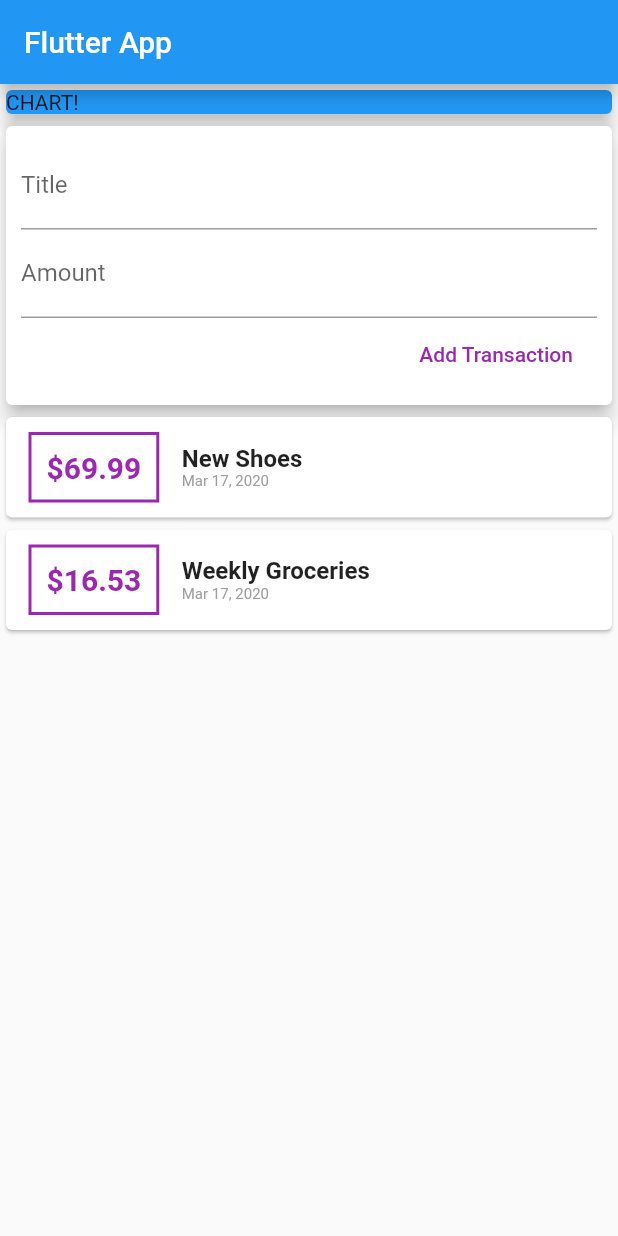
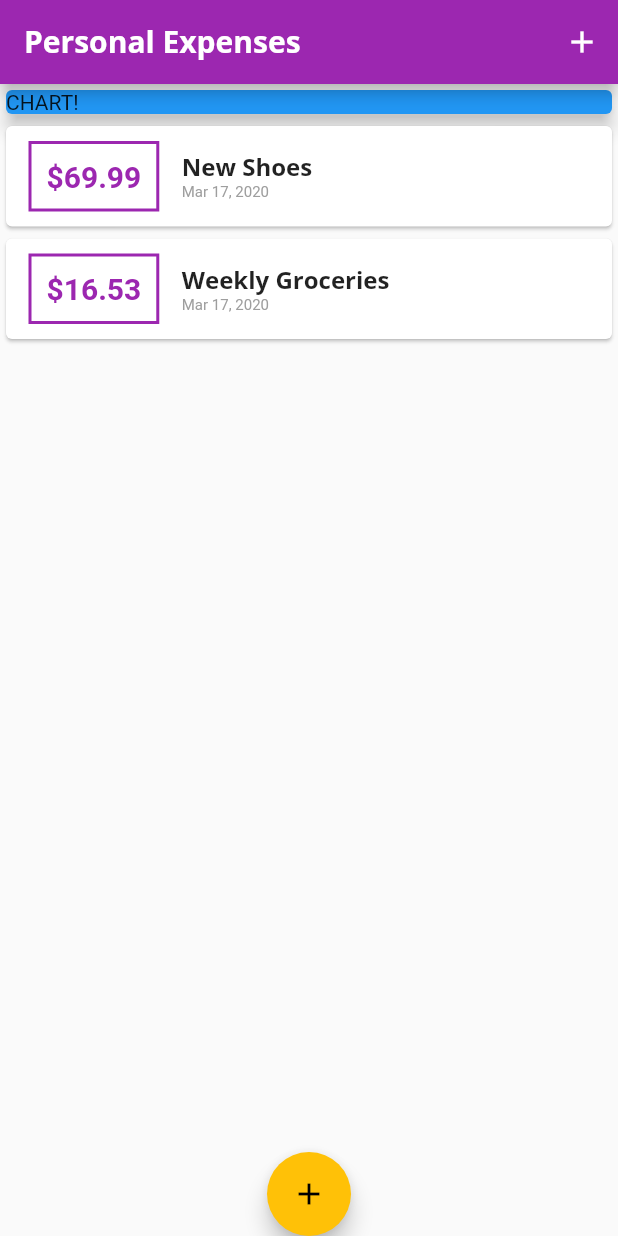
Before and after one commit to cepp/flutter_expenses, a Flutter app: the screen it shows after launch, on a phone screen of 412 x 824 dp. Run offline on Flutter 3.47's test engine with Material 2 defaults, Android fonts, the phone set to English and light mode, and no system bars.

Commit message:
adding styling and fonts to widgets

```diff
--- a/lib/main.dart
+++ b/lib/main.dart
@@ -1,6 +1,8 @@
 import 'package:flutter/material.dart';
 
-import './widgets/user_transaction.dart';
+import './widgets/new_transaction.dart';
+import './widgets/transaction_list.dart';
+import './models/transaction.dart';
 
 void main() => runApp(MyApp());
 
@@ -8,18 +10,92 @@ class MyApp extends StatelessWidget {
   @override
   Widget build(BuildContext context) {
     return MaterialApp(
-      title: 'Flutter Demo',
+      title: 'Personal Expenses',
       home: MyHomePage(),
+      theme: ThemeData(
+          primarySwatch: Colors.purple,
+          accentColor: Colors.amber,
+          fontFamily: 'Quicksand',
+          textTheme: ThemeData.light().textTheme.copyWith(
+            title: TextStyle(
+                fontFamily: 'OpenSans',
+                fontSize: 16,
+                fontWeight: FontWeight.bold
+            ),
+          ),
+          appBarTheme: AppBarTheme(
+            textTheme: ThemeData.light().textTheme.copyWith(
+                  title: TextStyle(
+                    fontFamily: 'OpenSans',
+                    fontSize: 20,
+                    fontWeight: FontWeight.bold
+                  ),
+                ),
+          )),
     );
   }
 }
 
-class MyHomePage extends StatelessWidget {
+class MyHomePage extends StatefulWidget {
+  @override
+  _MyHomePageState createState() => _MyHomePageState();
+}
+
+class _MyHomePageState extends State<MyHomePage> {
+  final List<Transaction> _transactions = [
+    Transaction(
+      id: 't1',
+      title: 'New Shoes',
+      amount: 69.99,
+      date: DateTime.now(),
+    ),
+    Transaction(
+      id: 't2',
+      title: 'Weekly Groceries',
+      amount: 16.53,
+      date: DateTime.now(),
+    )
+  ];
+
+  void _addNewTransaction(String txTitle, double txAmount) {
+    final newTransaction = new Transaction(
+      title: txTitle,
+      amount: txAmount,
+      date: DateTime.now(),
+      id: DateTime.now().toString(),
+    );
+
+    setState(() {
+      this._transactions.add(newTransaction);
+    });
+  }
+
+  void _startAddNewTransaction(BuildContext ctx) {
+    showModalBottomSheet(
+      context: ctx,
+      builder: (_) {
+        return GestureDetector(
+          onTap: () {},
+          child: NewTransaction(this._addNewTransaction),
+          behavior: HitTestBehavior.opaque,
+        );
+      },
+    );
+  }
+
   @override
   Widget build(BuildContext context) {
     return Scaffold(
       appBar: AppBar(
-        title: Text('Flutter App'),
+        title: Text(
+          'Personal Expenses',
+        ),
+        actions: <Widget>[
+          IconButton(
+            icon: Icon(Icons.add),
+            onPressed: () => this._startAddNewTransaction(context),
+          )
+        ],
       ),
       body: Column(
         crossAxisAlignment: CrossAxisAlignment.stretch,
@@ -34,8 +110,13 @@ class MyHomePage extends StatelessWidget {
               elevation: 5,
             ),
           ),
-          UserTransactions()
+          TransactionList(this._transactions)
         ],
+      ),
+      floatingActionButtonLocation: FloatingActionButtonLocation.centerDocked,
+      floatingActionButton: FloatingActionButton(
+        child: Icon(Icons.add),
+        onPressed: () => this._startAddNewTransaction(context),
       ),
     );
   }
--- a/lib/widgets/new_transaction.dart
+++ b/lib/widgets/new_transaction.dart
@@ -1,11 +1,18 @@
 import 'package:flutter/material.dart';
 
-class NewTransaction extends StatelessWidget {
-  final titleController = TextEditingController();
-  final amountController = TextEditingController();
+class NewTransaction extends StatefulWidget {
   final Function _addTransaction;
 
   NewTransaction(this._addTransaction);
+
+  @override
+  _NewTransactionState createState() => _NewTransactionState();
+}
+
+class _NewTransactionState extends State<NewTransaction> {
+  final titleController = TextEditingController();
+
+  final amountController = TextEditingController();
 
   void submitData() {
     final enteredTitle = this.titleController.text;
@@ -15,10 +22,12 @@ class NewTransaction extends StatelessWidget {
       return;
     }
 
-    this._addTransaction(
+    this.widget._addTransaction(
       enteredTitle,
       enteredAmount,
     );
+
+    Navigator.of(context).pop();
   }
 
   @override
--- a/lib/widgets/transaction_list.dart
+++ b/lib/widgets/transaction_list.dart
@@ -23,7 +23,7 @@ class TransactionList extends StatelessWidget {
                   margin: EdgeInsets.symmetric(vertical: 10, horizontal: 15),
                   decoration: BoxDecoration(
                     border: Border.all(
-                      color: Colors.purple,
+                      color: Theme.of(context).primaryColor,
                       width: 2,
                     ),
                   ),
@@ -33,7 +33,7 @@ class TransactionList extends StatelessWidget {
                     style: TextStyle(
                       fontWeight: FontWeight.bold,
                       fontSize: 20,
-                      color: Colors.purple,
+                      color: Theme.of(context).primaryColor,
                     ),
                   ),
                 ),
@@ -42,10 +42,7 @@ class TransactionList extends StatelessWidget {
                   children: <Widget>[
                     Text(
                       transaction.title,
-                      style: TextStyle(
-                        fontSize: 16,
-                        fontWeight: FontWeight.bold,
-                      ),
+                      style: Theme.of(context).textTheme.title,
                     ),
                     Text(
                       DateFormat.yMMMd().format(transaction.date),
--- a/lib/widgets/user_transaction.dart
+++ /dev/null
@@ -1,48 +0,0 @@
-import 'package:flutter/material.dart';
-
-import './new_transaction.dart';
-import './transaction_list.dart';
-import '../models/transaction.dart';
-
-class UserTransactions extends StatefulWidget {
-  @override
-  _UserTransactionsState createState() => _UserTransactionsState();
-}
-
-class _UserTransactionsState extends State<UserTransactions> {
-  final List<Transaction> _transactions = [
-    Transaction(
-      id: 't1',
-      title: 'New Shoes',
-      amount: 69.99,
-      date: DateTime.now(),
-    ),
-    Transaction(
-      id: 't2',
-      title: 'Weekly Groceries',
-      amount: 16.53,
-      date: DateTime.now(),
-    )
-  ];
-
-  void _addNewTransaction(String txTitle, double txAmount) {
-    final newTransaction = new Transaction(
-      title: txTitle,
-      amount: txAmount,
-      date: DateTime.now(),
-      id: DateTime.now().toString(),
-    );
-
-    setState(() {
-      this._transactions.add(newTransaction);
-    });
-  }
-
-  @override
-  Widget build(BuildContext context) {
-    return Column(children: [
-      NewTransaction(_addNewTransaction),
-      TransactionList(this._transactions)
-    ]);
-  }
-}
```
Also changed, not shown: pubspec.yaml (+11 -6 lines), assets/fonts/OpenSans-Bold.ttf (added), assets/fonts/OpenSans-Regular.ttf (added), assets/fonts/Quicksand-Bold.ttf (added), assets/fonts/Quicksand-Light.ttf (added), assets/fonts/Quicksand-Medium.ttf (added), assets/fonts/Quicksand-Regular.ttf (added).
